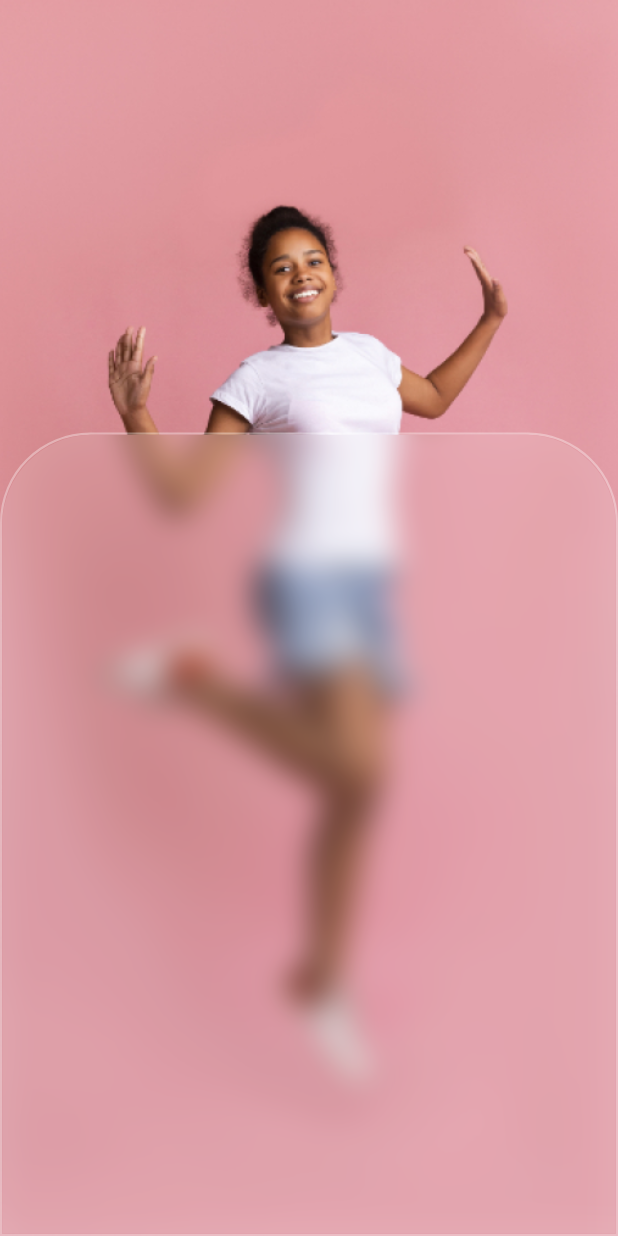
After one commit to ShaxP/mocks, a Flutter app: the screen it shows after launch, after a tap on "Colorful Onboarding", on a phone screen of 412 x 824 dp. The commit adds this screen. Run offline on Flutter 3.47's test engine with Material 2 defaults, Android fonts, the phone set to English and light mode, and no system bars.

Commit message:
Added Colorful onboarding module

```diff
--- /dev/null
+++ b/lib/app/modules/colorful_onboarding/colorful_page1.dart
@@ -0,0 +1,35 @@
+import 'package:flutter/material.dart';
+
+import 'local_widgets/frosty_glass.dart';
+
+class ColorfulPage1 extends StatelessWidget {
+  const ColorfulPage1({Key? key}) : super(key: key);
+
+  @override
+  Widget build(BuildContext context) {
+    var screenSize = MediaQuery.of(context).size;
+    var borderRadius = const BorderRadius.vertical(
+      top: Radius.circular(60),
+    );
+    return Scaffold(
+      body: Stack(
+        children: [
+          Image.asset(
+            'images/bg1.png',
+            width: double.infinity,
+            height: double.infinity,
+            fit: BoxFit.cover,
+          ),
+          Positioned(
+            top: screenSize.height * 0.35,
+            child: FrostyGlass(
+              width: screenSize.width,
+              height: screenSize.height * 0.65,
+              borderRadius: borderRadius,
+            ),
+          ),
+        ],
+      ),
+    );
+  }
+}
--- /dev/null
+++ b/lib/app/modules/colorful_onboarding/local_widgets/frosty_glass.dart
@@ -0,0 +1,46 @@
+import 'dart:ui';
+
+import 'package:flutter/material.dart';
+
+class FrostyGlass extends StatelessWidget {
+  final double? width;
+  final double? height;
+  final BorderRadius? borderRadius;
+  final double borderWidth;
+  final Widget? child;
+  const FrostyGlass({
+    this.width,
+    this.height,
+    this.borderRadius,
+    this.child,
+    this.borderWidth = 1.5,
+    Key? key,
+  }) : super(key: key);
+
+  @override
+  Widget build(BuildContext context) {
+    return Container(
+      width: width,
+      height: height,
+      decoration: BoxDecoration(
+        borderRadius: borderRadius,
+        border: Border.all(
+          width: 1.5,
+          color: Colors.white.withOpacity(0.35),
+        ),
+      ),
+      child: ClipRRect(
+        borderRadius: borderRadius,
+        child: BackdropFilter(
+          filter: ImageFilter.blur(sigmaX: 10, sigmaY: 10),
+          child: Container(
+            decoration: const BoxDecoration(
+              color: Colors.white10,
+            ),
+            // child: child,
+          ),
+        ),
+      ),
+    );
+  }
+}
--- a/lib/app/modules/landing/landing_page.dart
+++ b/lib/app/modules/landing/landing_page.dart
@@ -1,4 +1,5 @@
 import 'package:flutter/material.dart';
+import 'package:mocks/app/modules/colorful_onboarding/colorful_page1.dart';
 
 import '/app/global_widgets/test_page.dart';
 import '/app/global_widgets/menu_entry.dart';
@@ -22,9 +23,10 @@ class LandingPage extends StatelessWidget {
               page: TestPage(title: 'Page 1'),
             ),
             MenuEntry(
-              title: 'Page2',
-              subtitle: 'This is the second test page',
-              page: TestPage(title: 'Page 2'),
+              title: 'Colorful Onboarding',
+              subtitle:
+                  'This is a colorful onboarding flow using glassmorphism',
+              page: ColorfulPage1(),
             ),
           ],
         ),
```
